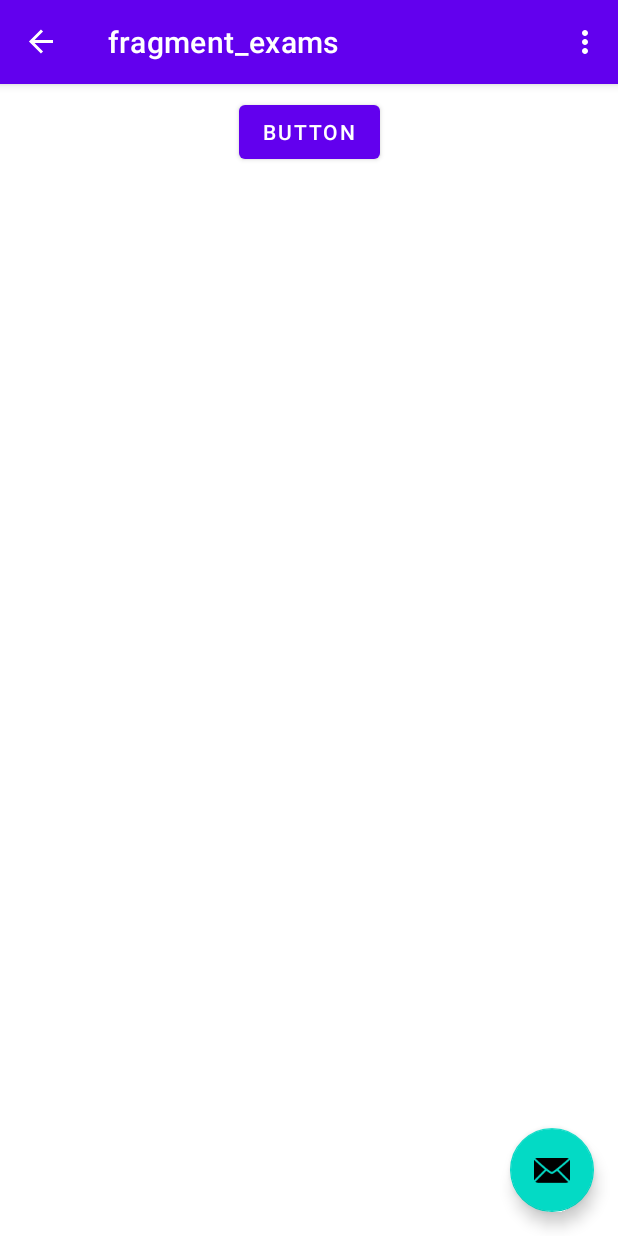
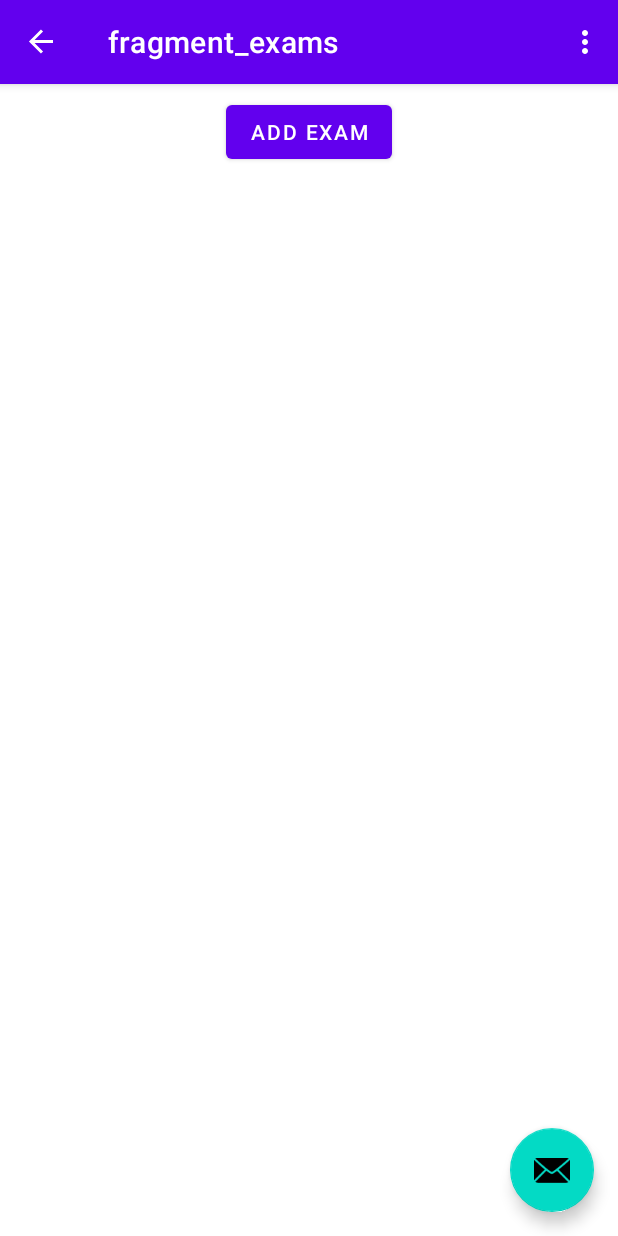
Before and after one commit to SandwichMitch/CollegeScheduler, an Android app: the screen it shows after launch (MainActivity), in the side drawer, after a tap on "Exams", on a phone screen of 412 x 824 dp. Run offline under Robolectric (Android 15) with nearby library versions, the phone set to English and light mode, and no system bars; our stand-ins replace navigation-ui.

Commit message:
button chng

```diff
--- a/app/src/main/res/layout/fragment_exams.xml
+++ b/app/src/main/res/layout/fragment_exams.xml
@@ -23,7 +23,7 @@
             android:id="@+id/addExam"
             android:layout_width="wrap_content"
             android:layout_height="wrap_content"
-            android:text="Button"
+            android:text="@string/add_exam"
             app:layout_constraintBottom_toTopOf="@+id/recyclerView"
             app:layout_constraintEnd_toEndOf="parent"
             app:layout_constraintStart_toStartOf="parent"
--- a/app/src/main/res/values/strings.xml
+++ b/app/src/main/res/values/strings.xml
@@ -17,4 +17,5 @@
     <string name="assignments_fragment">Assignments</string>
     <string name="classes">Classes</string>
     <string name="exams">Exams</string>
+    <string name="add_exam">Add Exam</string>
 </resources>
```
